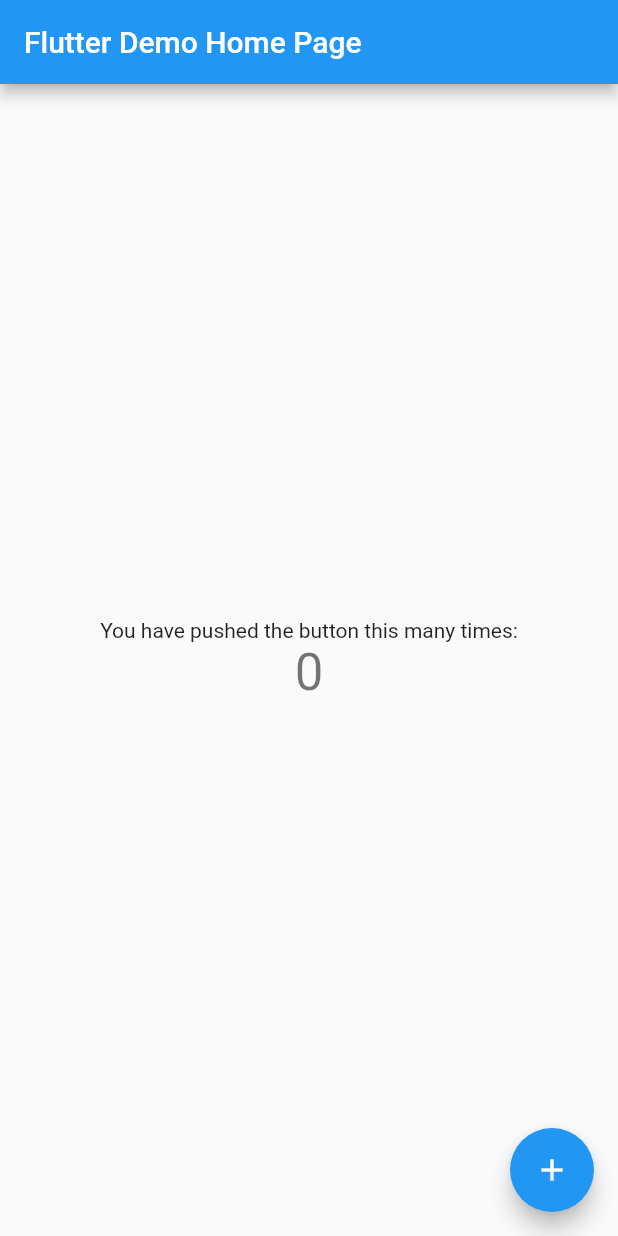
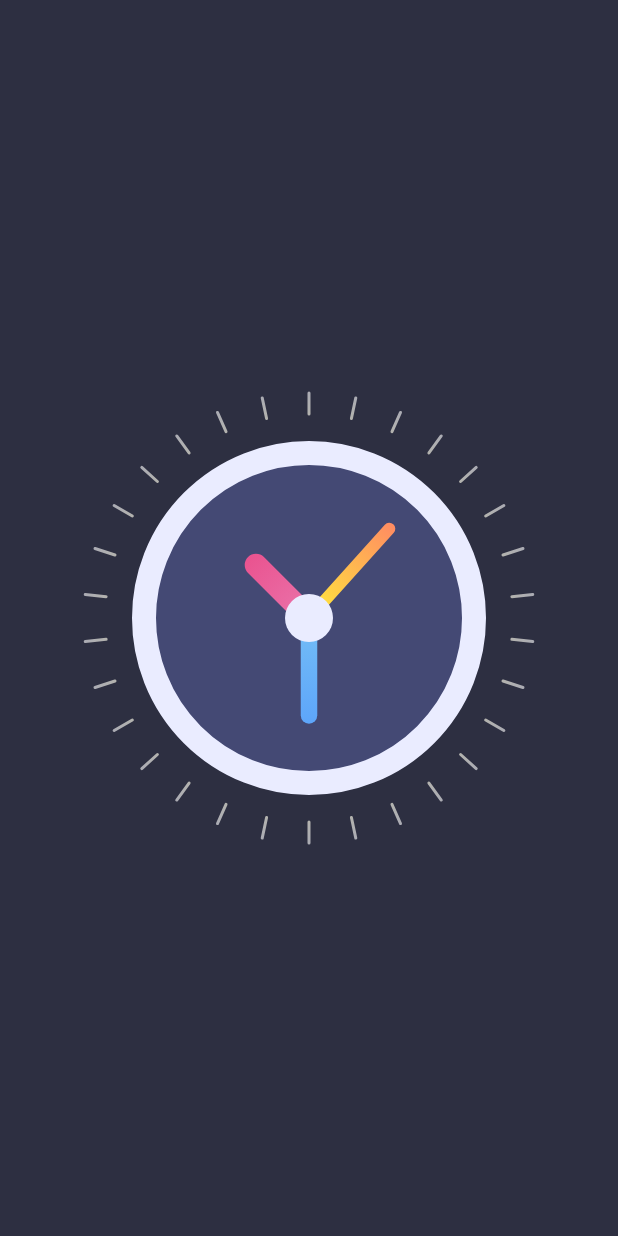
Before and after one commit to satyendrasingh8/Counter-Clock, a Flutter app: the screen it shows after launch, on a phone screen of 412 x 824 dp. Run offline on Flutter 3.47's test engine with Material 2 defaults, Android fonts, the phone set to English and light mode, and no system bars.

Commit message:
create clock using custom paint widget and initialize counter clock

```diff
--- /dev/null
+++ b/lib/clock_view.dart
@@ -0,0 +1,115 @@
+import 'dart:async';
+import 'dart:math';
+import 'package:flutter/material.dart';
+
+class ClockView extends StatefulWidget {
+  @override
+  _ClockViewState createState() => _ClockViewState();
+}
+
+class _ClockViewState extends State<ClockView> {
+  @override
+  void initState() {
+    Timer.periodic(Duration(seconds: 1), (timer) {
+      setState(() {});
+    });
+    super.initState();
+  }
+
+  @override
+  Widget build(BuildContext context) {
+    return Container(
+      width: 300,
+      height: 300,
+      child: Transform.rotate(
+        angle: -pi / 2,
+        child: CustomPaint(
+          painter: ClockPainter(),
+        ),
+      ),
+    );
+  }
+}
+
+class ClockPainter extends CustomPainter {
+  var dateTime = DateTime.now();
+  // 60sec--->360
+  // so 1sec took --> 6 degree
+
+  @override
+  void paint(Canvas canvas, Size size) {
+    var centerX = size.width / 2;
+    var centerY = size.height / 2;
+    var center = Offset(centerX, centerY);
+    var radius = min(centerX, centerY);
+    var fillBrush = Paint()..color = Color(0xFF444974);
+    var outlineBrush = Paint()
+      ..color = Color(0xFFEAECFF)
+      ..style = PaintingStyle.stroke
+      ..strokeWidth = 16;
+    var centerFillBrush = Paint()..color = Color(0xFFEAECFF);
+    var dashBrush =Paint()
+      ..shader = RadialGradient(colors: [Colors.yellow, Colors.white60])
+          .createShader(Rect.fromCircle(center: center, radius: radius))
+      ..style = PaintingStyle.stroke
+      ..strokeCap = StrokeCap.round
+      ..strokeWidth = 2;
+    var secHandBrush = Paint()
+      ..shader = RadialGradient(colors: [Colors.yellow, Colors.pinkAccent])
+          .createShader(Rect.fromCircle(center: center, radius: radius))
+      ..style = PaintingStyle.stroke
+      ..strokeCap = StrokeCap.round
+      ..strokeWidth = 8;
+
+    var minHandBrush = Paint()
+      ..shader = RadialGradient(colors: [Color(0xFF74BEF6), Colors.blueAccent])
+          .createShader(Rect.fromCircle(center: center, radius: radius))
+      ..style = PaintingStyle.stroke
+      ..strokeCap = StrokeCap.round
+      ..strokeWidth = 11;
+    var hourHandBrush = Paint()
+      ..shader = RadialGradient(colors: [Color(0xFFEA74AB), Colors.pink])
+          .createShader(Rect.fromCircle(center: center, radius: radius))
+      ..style = PaintingStyle.stroke
+      ..strokeCap = StrokeCap.round
+      ..strokeWidth = 15;
+
+    canvas.drawCircle(center, radius - 40, fillBrush);
+    canvas.drawCircle(center, radius - 40, outlineBrush);
+
+    var secHandX = centerX + 80 * cos(dateTime.second * 6 * pi / 180);
+    var secHandY = centerX + 80 * sin(dateTime.second * 6 * pi / 180);
+
+    canvas.drawLine(center, Offset(secHandX, secHandY), secHandBrush);
+
+    var minHandX = centerX + 65 * cos(dateTime.minute * 6 * pi / 180);
+    var minHandY = centerX + 65 * sin(dateTime.minute * 6 * pi / 180);
+
+    canvas.drawLine(center, Offset(minHandX, minHandY), minHandBrush);
+
+    var hourHandX = centerX +
+        50 * cos((dateTime.hour * 30 + dateTime.minute * 0.5) * pi / 180);
+    var hourHandY = centerX +
+        50 * sin((dateTime.hour * 30 + dateTime.minute * 0.5) * pi / 180);
+
+    canvas.drawLine(center, Offset(hourHandX, hourHandY), hourHandBrush);
+    canvas.drawCircle(center, 16, centerFillBrush);
+
+    var outerCircleRadius = radius;
+    var innerCircleRadius = radius - 14;
+
+    for (double i = 0; i < 360; i += 12) {
+      var x1 = centerX + outerCircleRadius * cos(i * pi / 180);
+      var y1 = centerX + outerCircleRadius * sin(i * pi / 180);
+
+      var x2 = centerX + innerCircleRadius * cos(i * pi / 180);
+      var y2 = centerX + innerCircleRadius * sin(i * pi / 180);
+      canvas.drawLine(Offset(x1, y1), Offset(x2, y2), dashBrush);
+    }
+  }
+
+  @override
+  bool shouldRepaint(covariant CustomPainter oldDelegate) {
+    return true;
+  }
+}
--- /dev/null
+++ b/lib/homePage.dart
@@ -0,0 +1,20 @@
+import 'package:CountDown_Timer/clock_view.dart';
+import 'package:flutter/material.dart';
+
+class HomePage extends StatefulWidget {
+  @override
+  _HomePageState createState() => _HomePageState();
+}
+
+class _HomePageState extends State<HomePage> {
+  @override
+  Widget build(BuildContext context) {
+    return Scaffold(
+      body: Container(
+        alignment: Alignment.center,
+        color: Color(0xFF2D2F41),
+        child: ClockView(),
+      ),
+    );
+  }
+}
--- a/lib/main.dart
+++ b/lib/main.dart
@@ -1,3 +1,4 @@
+import 'package:CountDown_Timer/homePage.dart';
 import 'package:flutter/material.dart';
 
 void main() {
@@ -5,113 +6,11 @@ void main() {
 }
 
 class MyApp extends StatelessWidget {
-  // This widget is the root of your application.
   @override
   Widget build(BuildContext context) {
     return MaterialApp(
-      title: 'Flutter Demo',
-      theme: ThemeData(
-        // This is the theme of your application.
-        //
-        // Try running your application with "flutter run". You'll see the
-        // application has a blue toolbar. Then, without quitting the app, try
-        // changing the primarySwatch below to Colors.green and then invoke
-        // "hot reload" (press "r" in the console where you ran "flutter run",
-        // or simply save your changes to "hot reload" in a Flutter IDE).
-        // Notice that the counter didn't reset back to zero; the application
-        // is not restarted.
-        primarySwatch: Colors.blue,
-        // This makes the visual density adapt to the platform that you run
-        // the app on. For desktop platforms, the controls will be smaller and
-        // closer together (more dense) than on mobile platforms.
-        visualDensity: VisualDensity.adaptivePlatformDensity,
-      ),
-      home: MyHomePage(title: 'Flutter Demo Home Page'),
+      debugShowCheckedModeBanner: false,
+      home: HomePage(),
     );
   }
 }
-
-class MyHomePage extends StatefulWidget {
-  MyHomePage({Key key, this.title}) : super(key: key);
-
-  // This widget is the home page of your application. It is stateful, meaning
-  // that it has a State object (defined below) that contains fields that affect
-  // how it looks.
-
-  // This class is the configuration for the state. It holds the values (in this
-  // case the title) provided by the parent (in this case the App widget) and
-  // used by the build method of the State. Fields in a Widget subclass are
-  // always marked "final".
-
-  final String title;
-
-  @override
-  _MyHomePageState createState() => _MyHomePageState();
-}
-
-class _MyHomePageState extends State<MyHomePage> {
-  int _counter = 0;
-
-  void _incrementCounter() {
-    setState(() {
-      // This call to setState tells the Flutter framework that something has
-      // changed in this State, which causes it to rerun the build method below
-      // so that the display can reflect the updated values. If we changed
-      // _counter without calling setState(), then the build method would not be
-      // called again, and so nothing would appear to happen.
-      _counter++;
-    });
-  }
-
-  @override
-  Widget build(BuildContext context) {
-    // This method is rerun every time setState is called, for instance as done
-    // by the _incrementCounter method above.
-    //
-    // The Flutter framework has been optimized to make rerunning build methods
-    // fast, so that you can just rebuild anything that needs updating rather
-    // than having to individually change instances of widgets.
-    return Scaffold(
-      appBar: AppBar(
-        // Here we take the value from the MyHomePage object that was created by
-        // the App.build method, and use it to set our appbar title.
-        title: Text(widget.title),
-      ),
-      body: Center(
-        // Center is a layout widget. It takes a single child and positions it
-        // in the middle of the parent.
-        child: Column(
-          // Column is also a layout widget. It takes a list of children and
-          // arranges them vertically. By default, it sizes itself to fit its
-          // children horizontally, and tries to be as tall as its parent.
-          //
-          // Invoke "debug painting" (press "p" in the console, choose the
-          // "Toggle Debug Paint" action from the Flutter Inspector in Android
-          // Studio, or the "Toggle Debug Paint" command in Visual Studio Code)
-          // to see the wireframe for each widget.
-          //
-          // Column has various properties to control how it sizes itself and
-          // how it positions its children. Here we use mainAxisAlignment to
-          // center the children vertically; the main axis here is the vertical
-          // axis because Columns are vertical (the cross axis would be
-          // horizontal).
-          mainAxisAlignment: MainAxisAlignment.center,
-          children: <Widget>[
-            Text(
-              'You have pushed the button this many times:',
-            ),
-            Text(
-              '$_counter',
-              style: Theme.of(context).textTheme.headline4,
-            ),
-          ],
-        ),
-      ),
-      floatingActionButton: FloatingActionButton(
-        onPressed: _incrementCounter,
-        tooltip: 'Increment',
-        child: Icon(Icons.add),
-      ), // This trailing comma makes auto-formatting nicer for build methods.
-    );
-  }
-}
```
Also changed, not shown: 1 other file.
